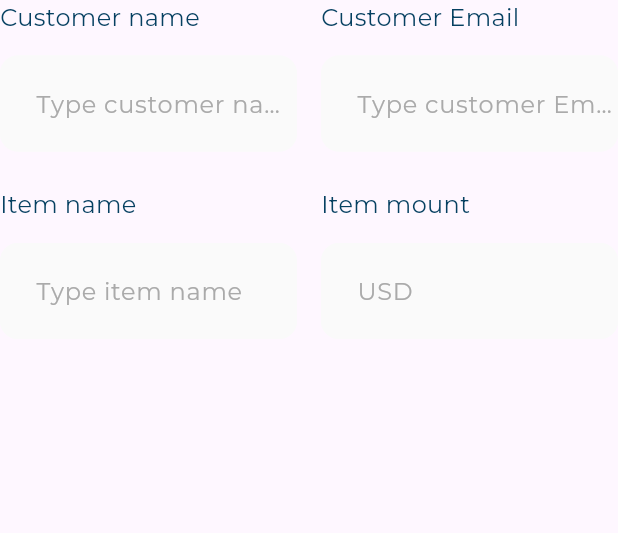
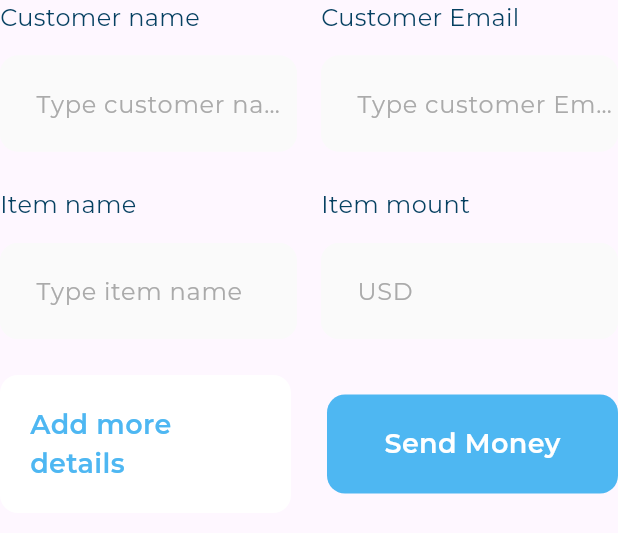
Before and after one commit to ayhem8hamdi/responsive_adaptive_dash_board, a Flutter app: the FormSection widget shown alone on an empty page, opened directly, on a phone screen of 412 x 824 dp. Shown: the top 533 px of the screen. Run offline on Flutter 3.47's test engine with Material 3 defaults, Android fonts, the phone set to English and light mode, and no system bars; our stand-ins replace device_preview, flutter_svg, google_fonts.

Commit message:
Done Quick Invoice

```diff
--- a/lib/feautures/home_feature/presentation/views/widgets/form_section.dart
+++ b/lib/feautures/home_feature/presentation/views/widgets/form_section.dart
@@ -1,6 +1,7 @@
 import 'package:flutter/material.dart';
 import 'package:responsive_dash_board/feautures/home_feature/data/models/user_input_model.dart';
 import 'package:responsive_dash_board/feautures/home_feature/presentation/views/widgets/form_row.dart';
+import 'package:responsive_dash_board/feautures/home_feature/presentation/views/widgets/quick_invoice_buttons_section.dart';
 
 class FormSection extends StatelessWidget {
   const FormSection({super.key});
@@ -23,6 +24,10 @@ class FormSection extends StatelessWidget {
               UserInputModel(title: 'Item name', textHint: 'Type item name'),
           userInputModel2: UserInputModel(title: 'Item mount', textHint: 'USD'),
         ),
+        SizedBox(
+          height: 24,
+        ),
+        QuickInvoiceButtonsSection()
       ],
     );
   }
--- a/lib/feautures/home_feature/presentation/views/widgets/quick_invoice_button_item.dart
+++ b/lib/feautures/home_feature/presentation/views/widgets/quick_invoice_button_item.dart
@@ -1,4 +1,5 @@
 import 'package:flutter/material.dart';
+import 'package:responsive_dash_board/core/utils/app_colors.dart';
 import 'package:responsive_dash_board/core/utils/app_styles.dart';
 
 class QuickInvoiceButtonItem extends StatelessWidget {
@@ -12,9 +13,14 @@ class QuickInvoiceButtonItem extends StatelessWidget {
       padding: const EdgeInsets.all(20),
       decoration:
           BoxDecoration(color: color, borderRadius: BorderRadius.circular(12)),
-      child: Text(
-        text,
-        style: AppStyles.styleSemiBold18,
+      child: Center(
+        child: Text(
+          text,
+          style: AppStyles.styleSemiBold18.copyWith(
+              color: color == const Color(0XFFFFFFFF)
+                  ? AppColors.kSecondaryColor
+                  : const Color(0XFFFFFFFF)),
+        ),
       ),
     );
   }
--- a/lib/feautures/home_feature/presentation/views/widgets/quick_invoice_buttons_section.dart
+++ b/lib/feautures/home_feature/presentation/views/widgets/quick_invoice_buttons_section.dart
@@ -8,9 +8,16 @@ class QuickInvoiceButtonsSection extends StatelessWidget {
   Widget build(BuildContext context) {
     return const Row(
       children: [
-        QuickInvoiceButtonItem(
-            color: Color(0XFFFFFFFF), text: 'Add more details'),
-        QuickInvoiceButtonItem(color: Color(0XFF4EB7F2), text: 'Send Money'),
+        Expanded(
+          child: QuickInvoiceButtonItem(
+              color: Color(0XFFFFFFFF), text: 'Add more details'),
+        ),
+        SizedBox(
+          width: 24,
+        ),
+        Expanded(
+            child: QuickInvoiceButtonItem(
+                color: Color(0XFF4EB7F2), text: 'Send Money')),
       ],
     );
   }
```
